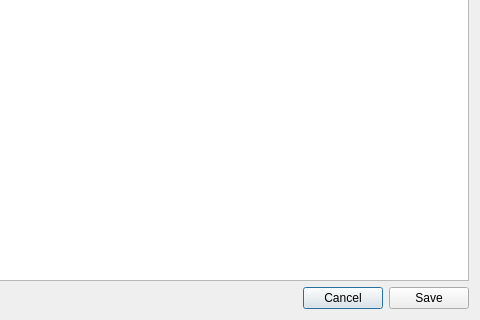
Above: PhzQtUI/auxdir/PhzQtUI/DialogFilterMapping.ui from astrorama/Phosphoros before the change; both pictures show x 130 to 610 and y 399 to 719 of the 610 by 719 pixel window. Below: the same form after it.
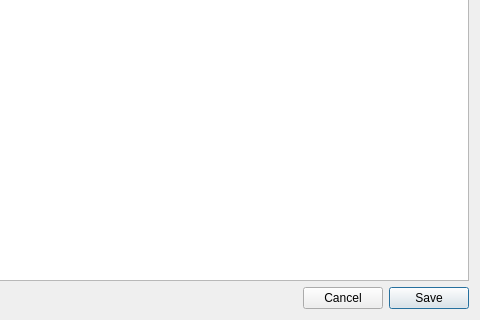
That is the form after the change.

Diff of the .ui file:
```diff
--- a/PhzQtUI/auxdir/PhzQtUI/DialogFilterMapping.ui
+++ b/PhzQtUI/auxdir/PhzQtUI/DialogFilterMapping.ui
@@ -173,7 +173,7 @@
         <bool>false</bool>
        </property>
        <property name="default">
-        <bool>true</bool>
+        <bool>false</bool>
        </property>
       </widget>
      </item>
@@ -182,6 +182,15 @@
        <property name="text">
         <string>Save</string>
        </property>
+       <property name="checkable">
+        <bool>false</bool>
+       </property>
+       <property name="autoDefault">
+        <bool>false</bool>
+       </property>
+       <property name="default">
+        <bool>true</bool>
+       </property>
       </widget>
      </item>
     </layout>
```
